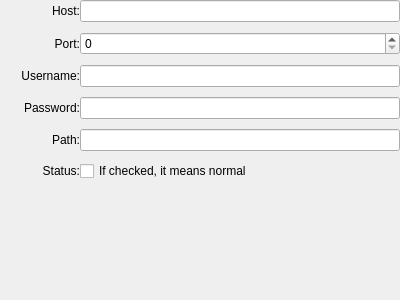
Old version of the form addon/FTP/FTPFormGeneral.ui in the repository fengzhu2007/anycode.
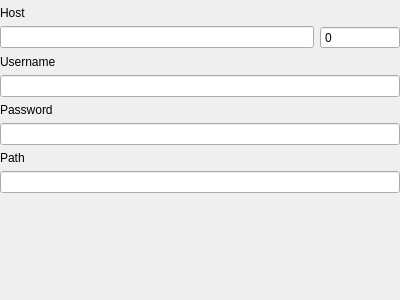
New version of the form.

Diff of the .ui file:
```diff
--- a/addon/FTP/FTPFormGeneral.ui
+++ b/addon/FTP/FTPFormGeneral.ui
@@ -15,13 +15,13 @@
   </property>
   <layout class="QVBoxLayout" name="verticalLayout">
    <property name="spacing">
-    <number>0</number>
+    <number>6</number>
    </property>
    <property name="leftMargin">
     <number>0</number>
    </property>
    <property name="topMargin">
-    <number>0</number>
+    <number>6</number>
    </property>
    <property name="rightMargin">
     <number>0</number>
@@ -30,14 +30,6 @@
     <number>0</number>
    </property>
    <item>
-    <layout class="QFormLayout" name="formLayout">
-     <property name="labelAlignment">
-      <set>Qt::AlignRight|Qt::AlignTrailing|Qt::AlignVCenter</set>
-     </property>
-     <property name="verticalSpacing">
-      <number>10</number>
-     </property>
-     <item row="0" column="0">
       <widget class="QLabel" name="label">
        <property name="minimumSize">
         <size>
@@ -52,30 +44,43 @@
         </size>
        </property>
        <property name="text">
-        <string>Host:</string>
+      <string>Host</string>
        </property>
        <property name="alignment">
-        <set>Qt::AlignRight|Qt::AlignTrailing|Qt::AlignVCenter</set>
+      <set>Qt::AlignLeading|Qt::AlignLeft|Qt::AlignVCenter</set>
        </property>
       </widget>
      </item>
-     <item row="1" column="0">
-      <widget class="QLabel" name="label_2">
+   <item>
+    <layout class="QHBoxLayout" name="horizontalLayout">
+     <item>
+      <widget class="QLineEdit" name="hostLineEdit"/>
+     </item>
+     <item>
+      <widget class="QSpinBox" name="portSpinBox">
        <property name="minimumSize">
         <size>
          <width>80</width>
          <height>0</height>
         </size>
        </property>
-       <property name="text">
-        <string>Port:</string>
+       <property name="toolTip">
+        <string>Port</string>
        </property>
-       <property name="alignment">
-        <set>Qt::AlignRight|Qt::AlignTrailing|Qt::AlignVCenter</set>
+       <property name="buttonSymbols">
+        <enum>QAbstractSpinBox::NoButtons</enum>
+       </property>
+       <property name="maximum">
+        <number>65535</number>
+       </property>
+       <property name="stepType">
+        <enum>QAbstractSpinBox::DefaultStepType</enum>
        </property>
       </widget>
      </item>
-     <item row="2" column="0">
+    </layout>
+   </item>
+   <item>
       <widget class="QLabel" name="label_3">
        <property name="minimumSize">
         <size>
@@ -84,14 +89,17 @@
         </size>
        </property>
        <property name="text">
-        <string>Username:</string>
+      <string>Username</string>
        </property>
        <property name="alignment">
-        <set>Qt::AlignRight|Qt::AlignTrailing|Qt::AlignVCenter</set>
+      <set>Qt::AlignLeading|Qt::AlignLeft|Qt::AlignVCenter</set>
        </property>
       </widget>
      </item>
-     <item row="3" column="0">
+   <item>
+    <widget class="QLineEdit" name="usernameLineEdit"/>
+   </item>
+   <item>
       <widget class="QLabel" name="label_4">
        <property name="sizePolicy">
         <sizepolicy hsizetype="Preferred" vsizetype="Preferred">
@@ -106,14 +114,21 @@
         </size>
        </property>
        <property name="text">
-        <string>Password:</string>
+      <string>Password</string>
        </property>
        <property name="alignment">
-        <set>Qt::AlignRight|Qt::AlignTrailing|Qt::AlignVCenter</set>
+      <set>Qt::AlignLeading|Qt::AlignLeft|Qt::AlignVCenter</set>
        </property>
       </widget>
      </item>
-     <item row="4" column="0">
+   <item>
+    <widget class="QLineEdit" name="passwordLineEdit">
+     <property name="echoMode">
+      <enum>QLineEdit::PasswordEchoOnEdit</enum>
+     </property>
+    </widget>
+   </item>
+   <item>
       <widget class="QLabel" name="label_5">
        <property name="minimumSize">
         <size>
@@ -122,56 +137,15 @@
         </size>
        </property>
        <property name="text">
-        <string>Path:</string>
+      <string>Path</string>
        </property>
        <property name="alignment">
-        <set>Qt::AlignRight|Qt::AlignTrailing|Qt::AlignVCenter</set>
+      <set>Qt::AlignLeading|Qt::AlignLeft|Qt::AlignVCenter</set>
        </property>
       </widget>
      </item>
-     <item row="5" column="0">
-      <widget class="QLabel" name="label_6">
-       <property name="minimumSize">
-        <size>
-         <width>80</width>
-         <height>0</height>
-        </size>
-       </property>
-       <property name="text">
-        <string>Status:</string>
-       </property>
-       <property name="alignment">
-        <set>Qt::AlignRight|Qt::AlignTrailing|Qt::AlignVCenter</set>
-       </property>
-      </widget>
-     </item>
-     <item row="0" column="1">
-      <widget class="QLineEdit" name="hostLineEdit"/>
-     </item>
-     <item row="1" column="1">
-      <widget class="QSpinBox" name="portSpinBox">
-       <property name="maximum">
-        <number>65535</number>
-       </property>
-      </widget>
-     </item>
-     <item row="2" column="1">
-      <widget class="QLineEdit" name="usernameLineEdit"/>
-     </item>
-     <item row="3" column="1">
-      <widget class="QLineEdit" name="passwordLineEdit"/>
-     </item>
-     <item row="4" column="1">
+   <item>
       <widget class="QLineEdit" name="pathLineEdit"/>
-     </item>
-     <item row="5" column="1">
-      <widget class="QCheckBox" name="statusCheckBox">
-       <property name="text">
-        <string>If checked, it means normal</string>
-       </property>
-      </widget>
-     </item>
-    </layout>
    </item>
    <item>
     <spacer name="verticalSpacer">
```
Left out of the diff: 2 changed lines with no effect on the pictures. Lines whose indentation alone changed are shown as unchanged.
